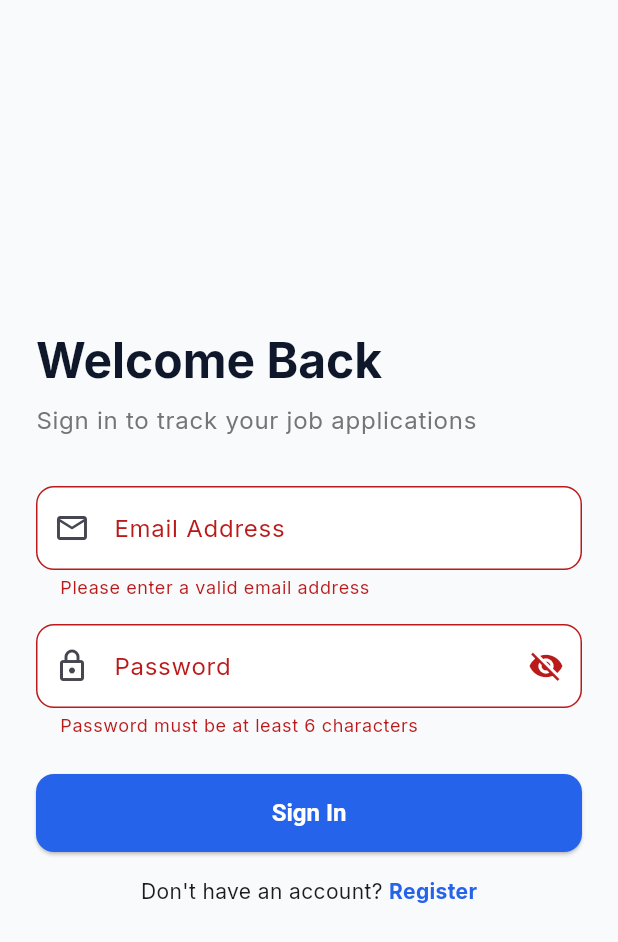
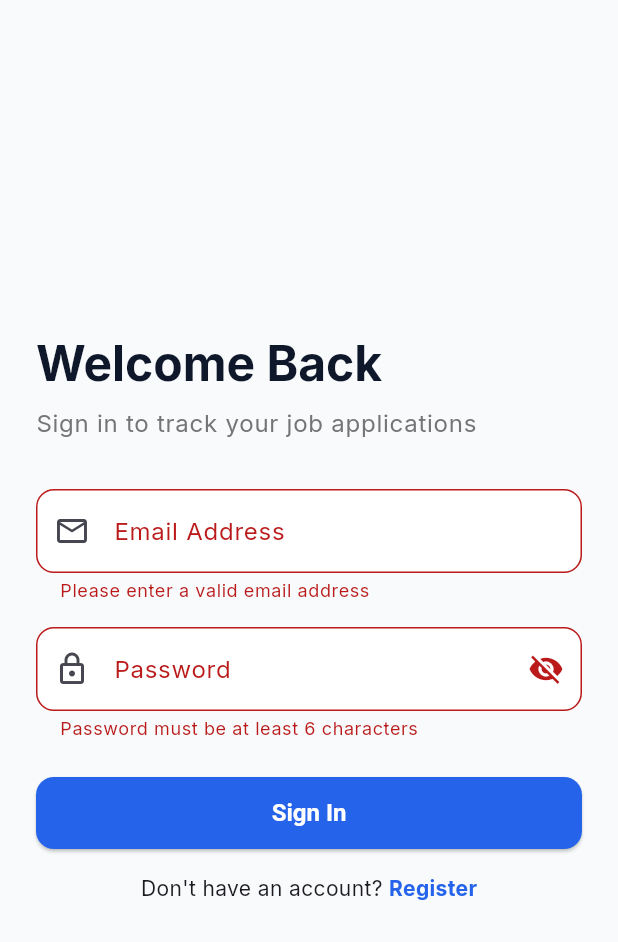
Before and after one commit to ngocbnguyen/hexi-decimus, a Flutter app: the screen it shows after launch, after a tap on "Sign In", on a phone screen of 412 x 824 dp. Shown: the top 942 px of the screen. Run offline on Flutter 3.47's test engine with Material 3 defaults, Android fonts, the phone set to English and light mode, and no system bars; our stand-ins replace google_fonts.

Commit message:
feat: connect LoginScreen UI to AuthService API with loading state and error handling

```diff
--- a/frontend/lib/screens/auth/login_screen.dart
+++ b/frontend/lib/screens/auth/login_screen.dart
@@ -1,5 +1,6 @@
 import 'package:flutter/material.dart';
 import '../../config/routes.dart';
+import '../../services/auth_service.dart';
 
 class LoginScreen extends StatefulWidget {
   const LoginScreen({super.key});
@@ -13,11 +14,39 @@ class _LoginScreenState extends State<LoginScreen> {
   final _emailController = TextEditingController();
   final _passwordController = TextEditingController();
   bool _obscurePassword = true;
+  bool _isLoading = false;
 
-  void _handleLogin() {
+  void _handleLogin() async {
     if (_formKey.currentState!.validate()) {
-      // Connect to backend AuthService
-      Navigator.pushReplacementNamed(context, AppRoutes.dashboard);
+      setState(() {
+        _isLoading = true;
+      });
+
+      try {
+        final userData = await AuthService.login(
+          email: _emailController.text.trim(),
+          password: _passwordController.text,
+        );
+
+        if (mounted) {
+          // Success: Navigate to the Dashboard
+          Navigator.pushReplacementNamed(context, AppRoutes.dashboard);
+        }
+      } catch (e) {
+        if (mounted) {
+          setState(() {
+            _isLoading = false;
+          });
+
+          final errorMessage = e.toString().replaceAll('Exception: ', '');
+          ScaffoldMessenger.of(context).showSnackBar(
+            SnackBar(
+              content: Text(errorMessage),
+              backgroundColor: Theme.of(context).colorScheme.error,
+            ),
+          );
+        }
+      }
     }
   }
 
@@ -53,6 +82,7 @@ class _LoginScreenState extends State<LoginScreen> {
                   TextFormField(
                     controller: _emailController,
                     keyboardType: TextInputType.emailAddress,
+                    enabled: !_isLoading,
                     decoration: const InputDecoration(
                       labelText: 'Email Address',
                       prefixIcon: Icon(Icons.email_outlined),
@@ -68,6 +98,7 @@ class _LoginScreenState extends State<LoginScreen> {
                   TextFormField(
                     controller: _passwordController,
                     obscureText: _obscurePassword,
+                    enabled: !_isLoading,
                     decoration: InputDecoration(
                       labelText: 'Password',
                       prefixIcon: const Icon(Icons.lock_outlined),
@@ -84,10 +115,23 @@ class _LoginScreenState extends State<LoginScreen> {
                     },
                   ),
                   const SizedBox(height: 24),
-                  ElevatedButton(
-                    onPressed: _handleLogin,
-                    child: const Text('Sign In'),
+                  SizedBox(
+                    width: double.infinity,
+                    height: 48,
+                    child: ElevatedButton(
+                      onPressed: _isLoading ? null : _handleLogin,
+                      child: _isLoading
+                          ? const SizedBox(
+                              height: 20,
+                              width: 20,
+                              child: CircularProgressIndicator(
+                                strokeWidth: 2,
+                              ),
+                            )
+                          : const Text('Sign In'),
+                    ),
                   ),
+
                   const SizedBox(height: 16),
                   Row(
                     mainAxisAlignment: MainAxisAlignment.center,
```
